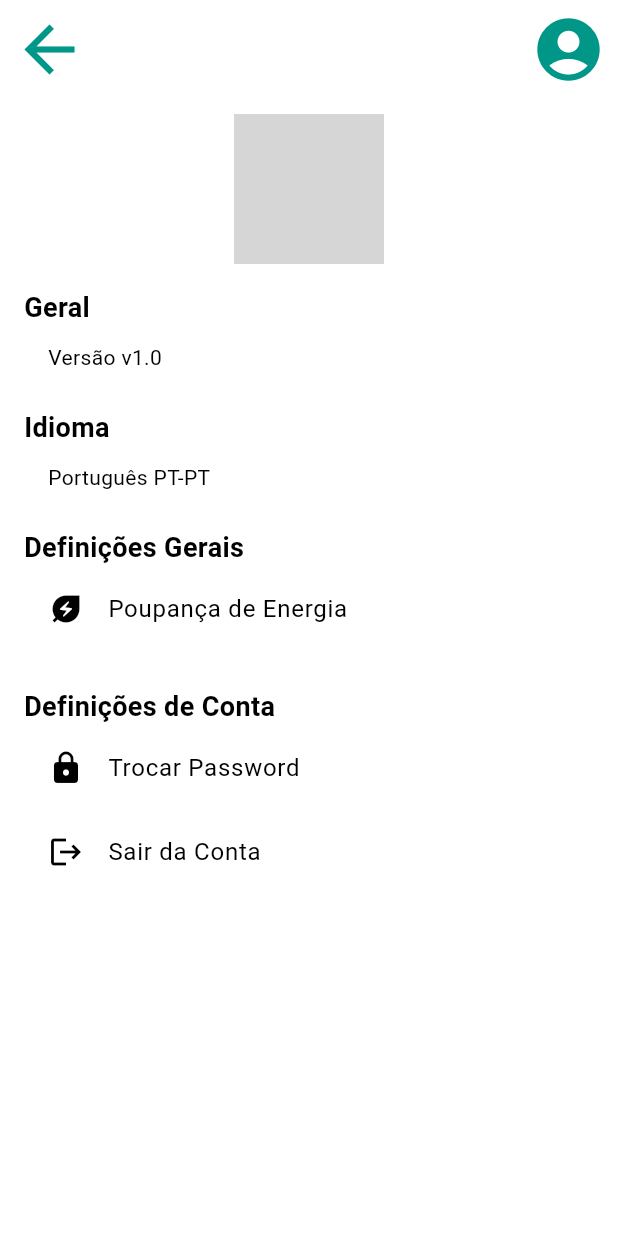
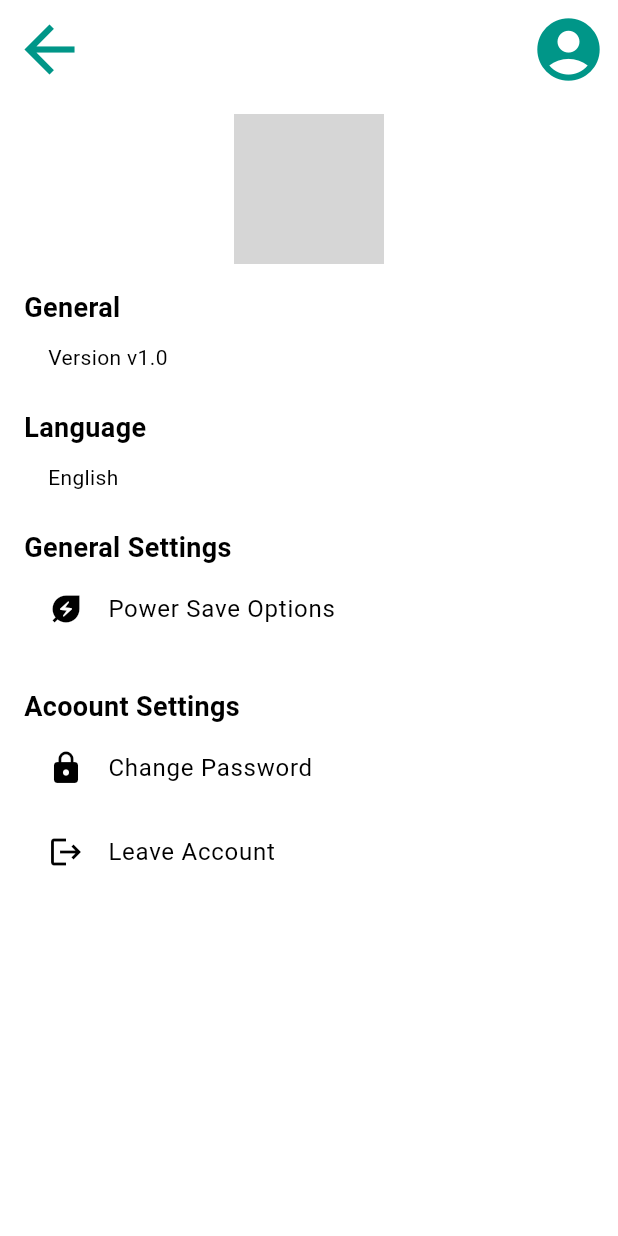
Before and after one commit to RGrave22/smhouse_app, a Flutter app: the SettingsPage screen opened directly, on a phone screen of 412 x 824 dp. Run offline on Flutter 3.47's test engine with Material 3 defaults, Android fonts, the phone set to English and light mode, and no system bars; our stand-ins replace font_awesome_flutter, sleek_circular_slider, sqflite; accounts and stored records are empty; network calls fail; grey boxes are pictures that could not be loaded.

```diff
--- a/lib/DB/DB.dart
+++ b/lib/DB/DB.dart
@@ -68,7 +68,7 @@ class LocalDB {
     Casa usersHouse = Casa(houseName: 'user1:UsersHouse', houseTemp: "16", houseOn: 0);
     await db.insert('casa', usersHouse.toMap());
 
-    Division kitchen = Division(divName: "user1:UsersHouse:kitchen", houseName: "user1:UsersHouse", divON: 0, divTemp: "16");
+    Division kitchen = Division(divName: "user1:UsersHouse:kitchen", houseName: "user1:UsersHouse", divON: 0, divTemp: "20");
     Division alexandersBedroom = Division(divName: "user1:UsersHouse:alexandersBedroom", houseName: "user1:UsersHouse", divON: 0, divTemp: "16");
     await db.insert('division', kitchen.toMap());
     await db.insert('division', alexandersBedroom.toMap());
--- a/lib/Settings/SettingsPage.dart
+++ b/lib/Settings/SettingsPage.dart
@@ -3,6 +3,7 @@ import 'package:font_awesome_flutter/font_awesome_flutter.dart';
 import 'package:smhouse_app/HomePage.dart';
 import 'package:smhouse_app/Login/LoginPage.dart';
 import 'package:smhouse_app/Profile/ProfilePage.dart';
+import 'package:smhouse_app/Register/RegisterPage.dart';
 
 /// A page for managing user settings.
 class SettingsPage extends StatefulWidget {
@@ -76,7 +77,7 @@ class _SettingsPageState extends State<SettingsPage> with SingleTickerProviderSt
                 crossAxisAlignment: CrossAxisAlignment.start,
                 children: [
                   const Text(
-                    'Geral',
+                    'General',
                     style: TextStyle(
                       fontSize: 18,
                       fontWeight: FontWeight.bold,
@@ -88,7 +89,7 @@ class _SettingsPageState extends State<SettingsPage> with SingleTickerProviderSt
                   const Padding(
                     padding: EdgeInsets.only(left: 16.0),
                     child: Text(
-                      'Versão v1.0',
+                      'Version v1.0',
                       style: TextStyle(color: Colors.black),
                     ),
                   ),
@@ -96,7 +97,7 @@ class _SettingsPageState extends State<SettingsPage> with SingleTickerProviderSt
                   const SizedBox(height: 24),
 
                   const Text(
-                    'Idioma',
+                    'Language',
                     style: TextStyle(
                       fontSize: 18,
                       fontWeight: FontWeight.bold,
@@ -109,7 +110,7 @@ class _SettingsPageState extends State<SettingsPage> with SingleTickerProviderSt
                   const Padding(
                     padding: EdgeInsets.only(left: 16.0),
                     child: Text(
-                      'Português PT-PT',
+                      'English',
                       style: TextStyle(color: Color.fromARGB(255, 0, 0, 0)),
                     ),
                   ),
@@ -117,7 +118,7 @@ class _SettingsPageState extends State<SettingsPage> with SingleTickerProviderSt
                   const SizedBox(height: 24),
 
                   const Text(
-                    'Definições Gerais',
+                    'General Settings',
                     style: TextStyle(
                       fontSize: 18,
                       fontWeight: FontWeight.bold,
@@ -127,7 +128,7 @@ class _SettingsPageState extends State<SettingsPage> with SingleTickerProviderSt
 
 
                   ListTile(
-                    title: const Text('Poupança de Energia',
+                    title: const Text('Power Save Options',
                         style: TextStyle(color: Color.fromARGB(255, 0, 0, 0))),
                     leading: const Icon(Icons.energy_savings_leaf,
                         color: Colors.black),
@@ -139,7 +140,7 @@ class _SettingsPageState extends State<SettingsPage> with SingleTickerProviderSt
                   const SizedBox(height: 24),
 
                   const Text(
-                    'Definições de Conta',
+                    'Acoount Settings',
                     style: TextStyle(
                       fontSize: 18,
                       fontWeight: FontWeight.bold,
@@ -148,7 +149,7 @@ class _SettingsPageState extends State<SettingsPage> with SingleTickerProviderSt
                   ),
 
                   ListTile(
-                    title: const Text('Trocar Password',
+                    title: const Text('Change Password',
                         style: TextStyle(color: Colors.black)),
                     leading: const Icon(Icons.lock, color: Colors.black),
                     onTap: () {
@@ -156,11 +157,14 @@ class _SettingsPageState extends State<SettingsPage> with SingleTickerProviderSt
                     },
                   ),
                   ListTile(
-                    title: const Text('Sair da Conta',
+                    title: const Text('Leave Account',
                         style: TextStyle(color: Colors.black)),
                     leading: const Icon(Icons.logout, color: Colors.black),
                     onTap: () {
-
+                       Navigator.pushReplacement(
+                context,
+                MaterialPageRoute(builder: (context) => const RegisterScreen()),
+              );
                     }
                   ),
                   const SizedBox(height: 24),
```
Also changed, not shown: lib/HomePage.dart (+109 -5 lines).
